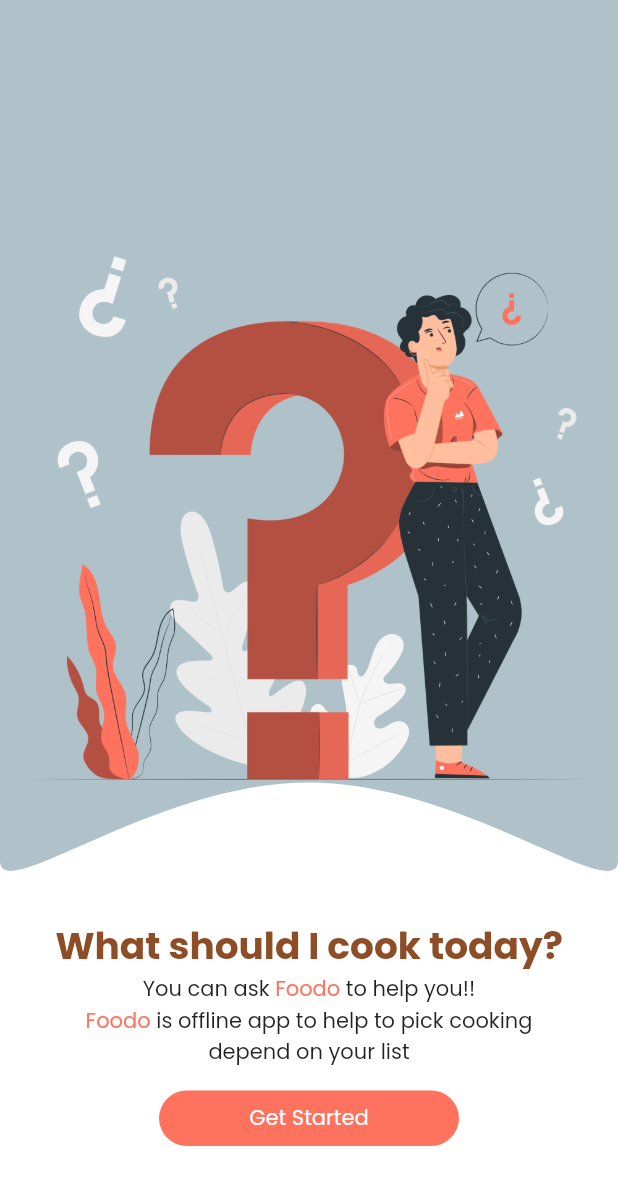
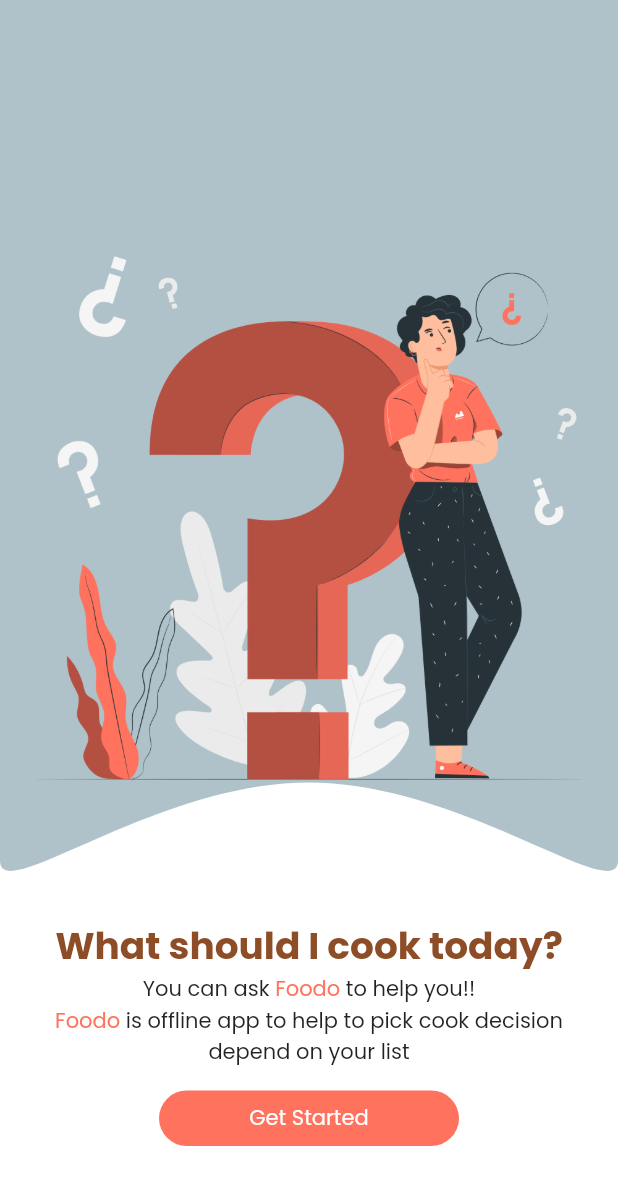
Before and after one commit to lugmanpro/foodo, a Flutter app: the screen it shows after launch, on a phone screen of 412 x 824 dp. Shown: the top 1185 px of the screen. Run offline on Flutter 3.47's test engine with Material 2 defaults, Android fonts, the light colour scheme and no system bars; our stand-ins replace shared_preferences.

Commit message:
change text

```diff
--- a/lib/screens/IntroScreen.dart
+++ b/lib/screens/IntroScreen.dart
@@ -59,7 +59,7 @@ class IntroScreen extends StatelessWidget {
                             "Foodo",
                             style: TextStyle(color: cOrangeRed),
                           ),
-                          Text(" is offline app to help to pick cooking"),
+                          Text(" is offline app to help to pick cook decision"),
                         ],
                       ),
                       Text("depend on your list"),
```
